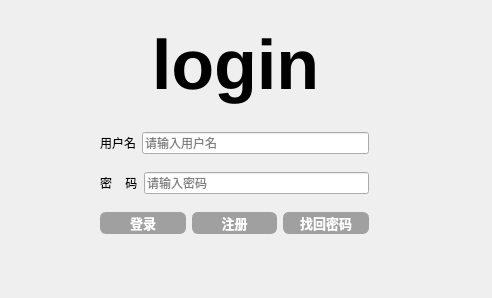
Above: client/dialog.ui from IM-Commnue/IM-Internship-BIT before the change. Below: the same form after it.
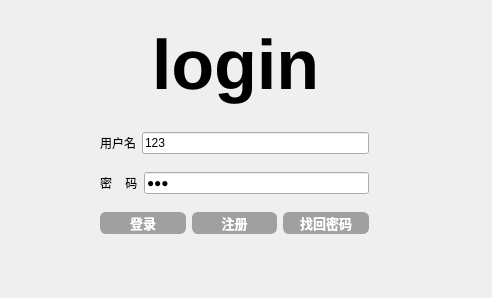
That is the form after the change. Icons and pictures are not drawn. Custom widgets are drawn as their Qt base class.

```diff
--- a/client/dialog.ui
+++ b/client/dialog.ui
@@ -34,6 +34,9 @@
       </item>
       <item>
        <widget class="QtMaterialAutoComplete" name="usrLineEdit">
+        <property name="text">
+         <string>123</string>
+        </property>
         <property name="placeholderText">
          <string>请输入用户名</string>
         </property>
@@ -52,6 +55,9 @@
       </item>
       <item>
        <widget class="QtMaterialAutoComplete" name="pwdLineEdit">
+        <property name="text">
+         <string>147</string>
+        </property>
         <property name="echoMode">
          <enum>QLineEdit::Password</enum>
         </property>
```
